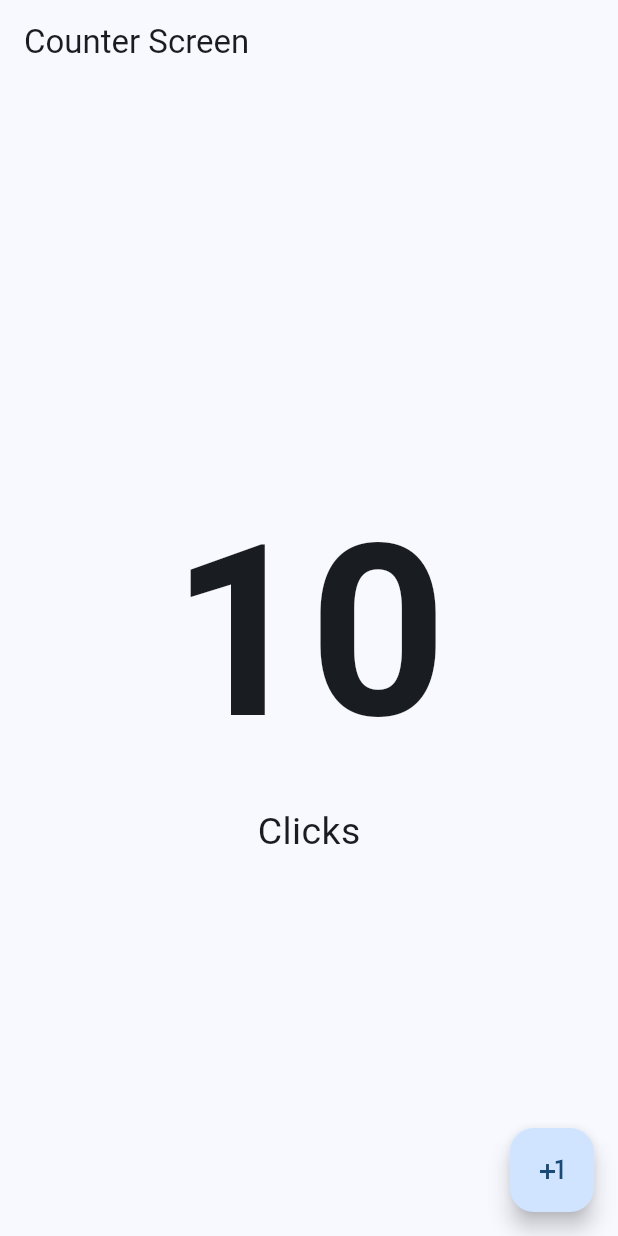
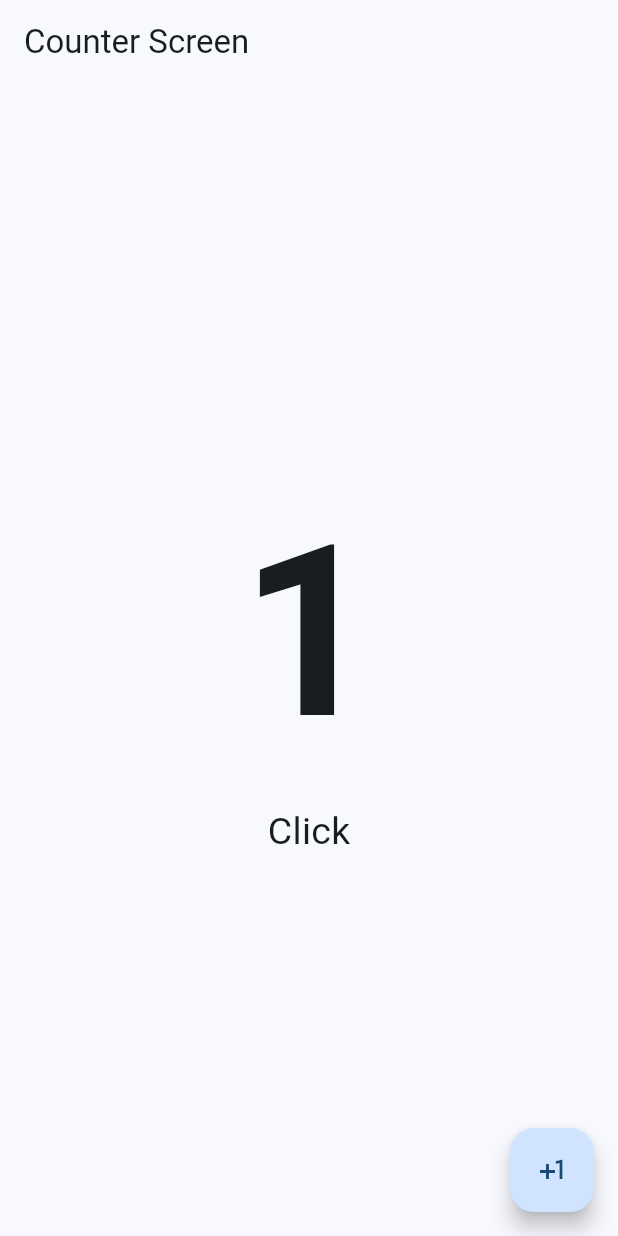
Before and after one commit to KevinMartinezC/flutter-learning, a Flutter app: the screen it shows after launch, after a tap on the "plus one" icon, on a phone screen of 412 x 824 dp. Run offline on Flutter 3.47's test engine with Material 3 defaults, Android fonts, the phone set to English and light mode, and no system bars.

Commit message:
feat: add counter funtionality

```diff
--- a/lib/presentation/screens/counter/counter_screen.dart
+++ b/lib/presentation/screens/counter/counter_screen.dart
@@ -1,28 +1,39 @@
 import 'package:flutter/material.dart';
 
-class CounterScreen extends StatelessWidget {
+class CounterScreen extends StatefulWidget {
   const CounterScreen({super.key});
 
   @override
+  State<CounterScreen> createState() => _CounterScreenState();
+}
+
+class _CounterScreenState extends State<CounterScreen> {
+  int clickCounter = 0;
+  @override
   Widget build(BuildContext context) {
     return Scaffold(
-      appBar: AppBar(
-        title: Text("Counter Screen"),
-      ),
+      appBar: AppBar(title: Text("Counter Screen")),
       body: Center(
         child: Column(
           mainAxisAlignment: .center,
-          children: const [
+          children: [
             Text(
-              '10',
-              style: TextStyle(fontSize: 160, fontWeight: FontWeight.w600),
+              '$clickCounter',
+              style: const TextStyle(
+                fontSize: 160,
+                fontWeight: FontWeight.w600,
+              ),
             ),
-            Text('Clicks', style: TextStyle(fontSize: 25)),
+            Text('Click${ clickCounter == 1 ? '': "s"}', style: TextStyle(fontSize: 25)),
           ],
         ),
       ),
       floatingActionButton: FloatingActionButton(
-        onPressed: () {},
+        onPressed: () {
+          setState(() {
+            clickCounter++;
+          });
+        },
         child: Icon(Icons.plus_one),
       ),
     );
```
